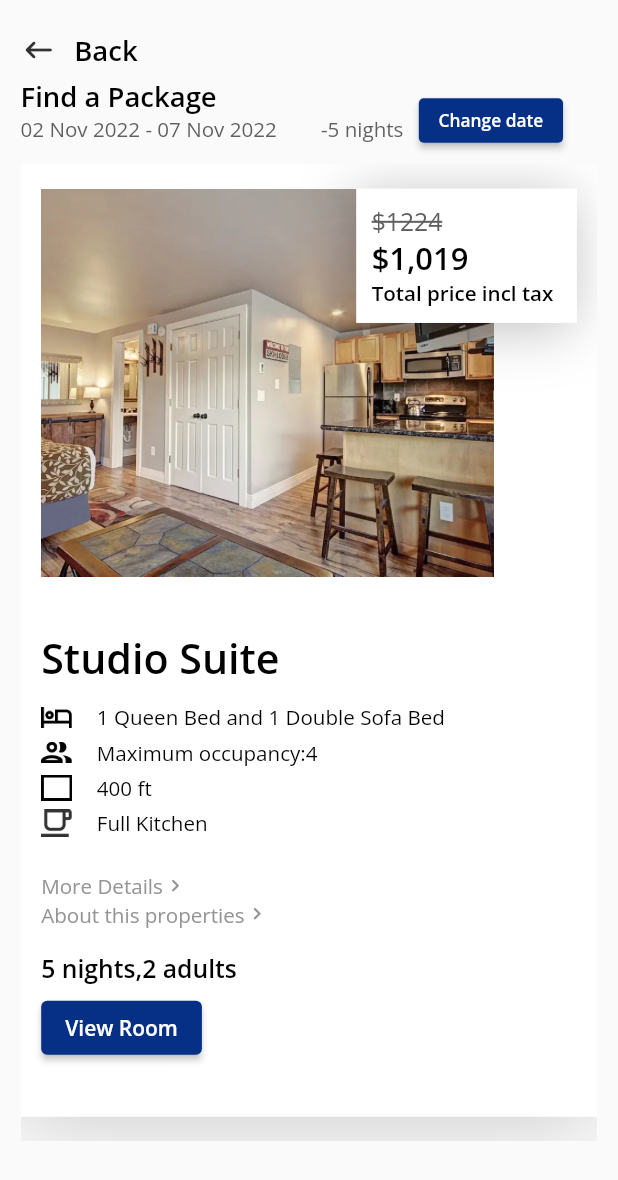
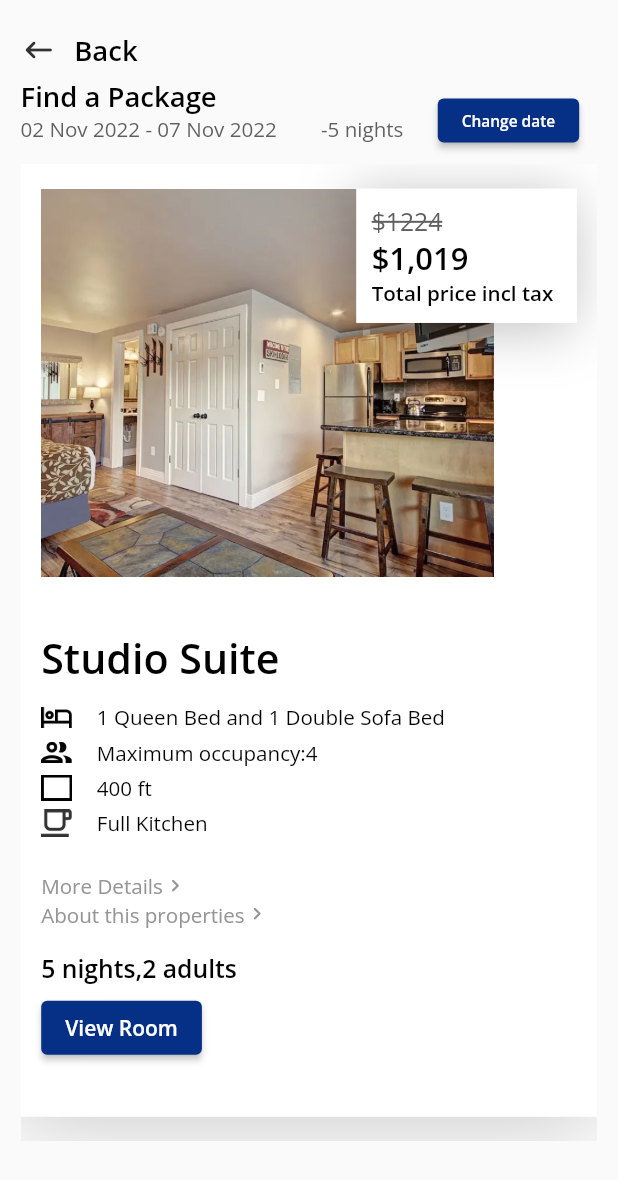
Before and after one commit to panchaniurvisha/model_practise, a Flutter app: the screen it shows after launch, on a phone screen of 412 x 824 dp. Shown: the top 1180 px of the screen. Run offline on Flutter 3.47's test engine with Material 2 defaults, Android fonts, the phone set to English and light mode, and no system bars.

Commit message:
9/5/2023(elevated button=>size change)

```diff
--- a/lib/view/home/first_screen_practise.dart
+++ b/lib/view/home/first_screen_practise.dart
@@ -95,21 +95,22 @@ class _FirstScreenPractiseState extends State<FirstScreenPractise> {
                       ),
                     ],
                   ),
-                  Transform.scale(
-                    scale: height / 1000,
-                    child: ElevatedButton(
+                  SizedBox(
+                    width: width / 18,
+                  ),
+                  ElevatedButton(
                     onPressed: () {
                       debugPrint("pressed");
                     },
                     style: ElevatedButton.styleFrom(
                         backgroundColor: AppColors.blueColor,
-                      ),
-                      child: const Text(AppString.dateUpdate,
+                        minimumSize: Size(width / 25, height / 28)),
+                    child: Text(AppString.dateUpdate,
                         style: TextStyle(
                           fontFamily: "Open Sans",
                           fontWeight: FontWeight.w600,
+                          fontSize: height / 80,
                         )),
-                    ),
                   ),
                 ],
               ),
```
Lines whose indentation alone changed are shown as unchanged.
